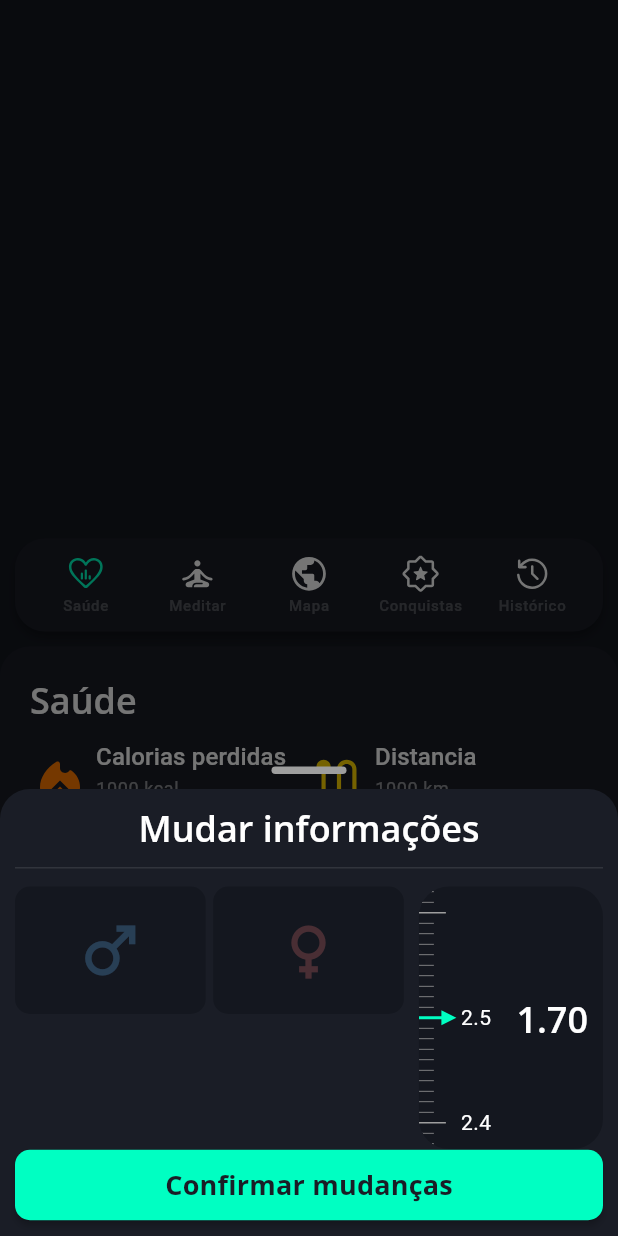
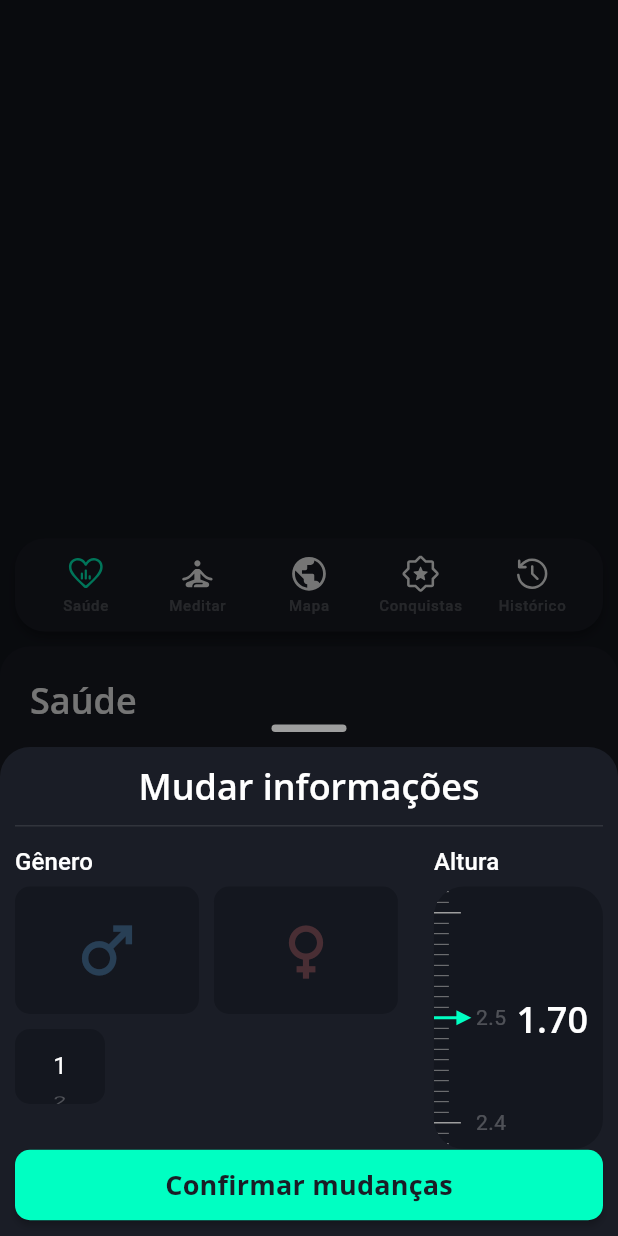
Before and after one commit to hisnaider/Bora-Caminhar, a Flutter app: the screen it shows after launch, after a tap on "Mudar info", on a phone screen of 412 x 824 dp. Run offline on Flutter 3.47's test engine with Material 3 defaults, Android fonts, the phone set to English and light mode, and no system bars; our stand-ins replace flutter_svg; missing offline and left inert: dart:ffi.

Commit message:
ListWheel in person_info_modal.dart created

```diff
--- a/lib/components/person_info_modal.dart
+++ b/lib/components/person_info_modal.dart
@@ -9,7 +9,6 @@ class PersonInfoModal extends StatelessWidget {
 
   @override
   Widget build(BuildContext context) {
-    Gender? currentGender;
     return Column(
       crossAxisAlignment: CrossAxisAlignment.center,
       mainAxisAlignment: MainAxisAlignment.end,
@@ -41,16 +40,22 @@ class PersonInfoModal extends StatelessWidget {
                 height: 25,
                 thickness: 1,
               ),
-              IntrinsicHeight(
+              const IntrinsicHeight(
                 child: Row(
                   crossAxisAlignment: CrossAxisAlignment.start,
                   children: [
                     Expanded(
                       child: Column(
-                        children: [_GenderSelectWidget()],
+                        children: [
+                          _GenderSelectWidget(),
+                          SizedBox(
+                            height: 10,
+                          ),
+                          _BirthDateSelect()
+                        ],
                       ),
                     ),
-                    SizedBox(width: 10),
+                    SizedBox(width: 24),
                     _HeightSlider(
                       height: 1.7,
                     )
@@ -116,9 +121,13 @@ class _HeightSliderState extends State<_HeightSlider> {
 
   @override
   Widget build(BuildContext context) {
-    return Container(
+    return Column(
+      crossAxisAlignment: CrossAxisAlignment.start,
+      children: [
+        Text("Altura", style: Theme.of(context).textTheme.titleSmall),
+        SizedBox(height: 5),
+        Container(
           clipBehavior: Clip.hardEdge,
-      height: double.infinity,
           decoration: BoxDecoration(
             color: Theme.of(context).colorScheme.surface,
             borderRadius: BorderRadius.circular(20),
@@ -147,11 +156,14 @@ class _HeightSliderState extends State<_HeightSlider> {
                               height: 5,
                             ),
                             if (index != null)
-                          Center(
+                              Opacity(
+                                opacity: 0.25,
+                                child: Center(
                                   child: Padding(
                                     padding: const EdgeInsets.only(left: 10),
-                              child:
-                                  Text("${(index * 0.1).toStringAsFixed(1)}"),
+                                    child: Text(
+                                        "${(index * 0.1).toStringAsFixed(1)}"),
+                                  ),
                                 ),
                               ),
                           ],
@@ -172,7 +184,7 @@ class _HeightSliderState extends State<_HeightSlider> {
                 ),
               ),
               Padding(
-            padding: const EdgeInsets.all(10),
+                padding: const EdgeInsets.only(right: 10),
                 child: Text(
                   "${newHeight.toStringAsFixed(2)}",
                   style: Theme.of(context).textTheme.titleLarge,
@@ -181,6 +193,8 @@ class _HeightSliderState extends State<_HeightSlider> {
               ),
             ],
           ),
+        ),
+      ],
     );
   }
 }
@@ -210,7 +224,15 @@ class __GenderSelectWidgetState extends State<_GenderSelectWidget> {
 
   @override
   Widget build(BuildContext context) {
-    return Row(
+    return Column(
+      crossAxisAlignment: CrossAxisAlignment.start,
+      children: [
+        Text(
+          "Gênero",
+          style: Theme.of(context).textTheme.titleSmall,
+        ),
+        SizedBox(height: 5),
+        Row(
           mainAxisAlignment: MainAxisAlignment.spaceBetween,
           children: [
             Expanded(
@@ -220,7 +242,7 @@ class __GenderSelectWidgetState extends State<_GenderSelectWidget> {
                 selectGender: () => selectGender(Gender.male),
               ),
             ),
-        SizedBox(width: 5),
+            const SizedBox(width: 10),
             Expanded(
               child: _GenderButton(
                 buttonGender: Gender.female,
@@ -228,6 +250,8 @@ class __GenderSelectWidgetState extends State<_GenderSelectWidget> {
                 selectGender: () => selectGender(Gender.female),
               ),
             )
+          ],
+        ),
       ],
     );
   }
@@ -295,3 +319,59 @@ class _GenderButton extends StatelessWidget {
     );
   }
 }
+
+class _BirthDateSelect extends StatefulWidget {
+  const _BirthDateSelect({super.key});
+
+  @override
+  State<_BirthDateSelect> createState() => _BirthDateSelectState();
+}
+
+class _BirthDateSelectState extends State<_BirthDateSelect> {
+  int day = 1;
+  int month = 1;
+  int year = 2012;
+  @override
+  Widget build(BuildContext context) {
+    return Row(
+      children: [
+        Container(
+          height: 50,
+          width: 60,
+          decoration: BoxDecoration(
+            color: Theme.of(context).colorScheme.surface,
+            borderRadius: BorderRadius.circular(10),
+          ),
+          child: _MyListWheelScrollView(
+            childCount: daysAndMonth[month]["numberOfDays"],
+            startValue: 1,
+          ),
+        ),
+      ],
+    );
+  }
+}
+
+class _MyListWheelScrollView extends StatelessWidget {
+  const _MyListWheelScrollView(
+      {super.key, required this.childCount, required this.startValue});
+  final int childCount;
+  final int startValue;
+
+  @override
+  Widget build(BuildContext context) {
+    return ListWheelScrollView.useDelegate(
+      itemExtent: 24,
+      physics: FixedExtentScrollPhysics(),
+      diameterRatio: 1.25,
+      overAndUnderCenterOpacity: 0.25,
+      childDelegate: ListWheelChildBuilderDelegate(
+        childCount: childCount,
+        builder: (context, index) => Text(
+          "${index + startValue}",
+          style: Theme.of(context).textTheme.bodyLarge,
+        ),
+      ),
+    );
+  }
+}
--- a/lib/components/weight_modal.dart
+++ b/lib/components/weight_modal.dart
@@ -168,8 +168,11 @@ class __WeightSliderState extends State<_WeightSlider> {
                       mainAxisAlignment: MainAxisAlignment.end,
                       children: [
                         if (index != null)
-                          Center(
-                            child: Text(index.toString()),
+                          Opacity(
+                            opacity: 0.25,
+                            child: Center(
+                              child: Text(index.toString()),
+                            ),
                           ),
                         const SizedBox(
                           height: 5,
--- a/lib/constant.dart
+++ b/lib/constant.dart
@@ -35,6 +35,21 @@ const Map<String, dynamic> healthDetail = {
   },
 };
 
+const Map<int, dynamic> daysAndMonth = {
+  1: {"name": "Janeiro", "numberOfDays": 31},
+  2: {"name": "Fevereiro", "numberOfDays": 28},
+  3: {"name": "Março", "numberOfDays": 31},
+  4: {"name": "Abril", "numberOfDays": 30},
+  5: {"name": "Maio", "numberOfDays": 31},
+  6: {"name": "Junho", "numberOfDays": 30},
+  7: {"name": "Julho", "numberOfDays": 31},
+  8: {"name": "Agosto", "numberOfDays": 31},
+  9: {"name": "Setembro", "numberOfDays": 30},
+  10: {"name": "Outubro", "numberOfDays": 31},
+  11: {"name": "Novembro", "numberOfDays": 30},
+  12: {"name": "Dezembro", "numberOfDays": 31},
+};
+
 const Color primaryColor = Color.fromRGBO(0, 255, 194, 1);
 
 const Color calorieColor = Color.fromRGBO(255, 122, 0, 1);
```
Lines whose indentation alone changed are shown as unchanged.
